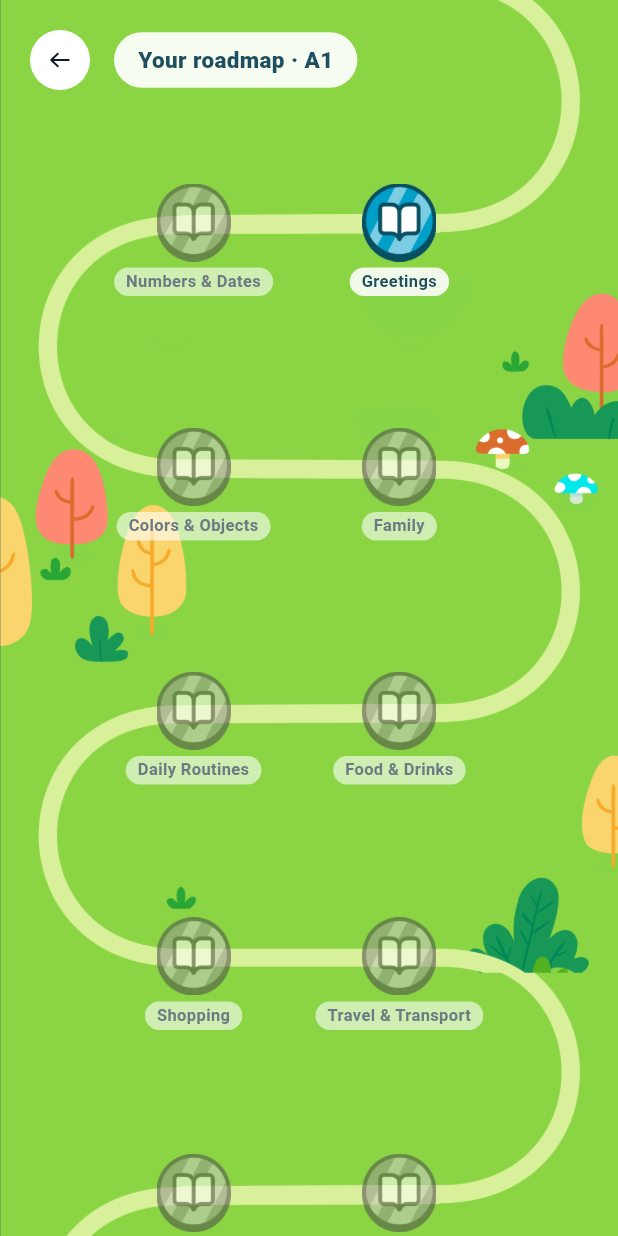
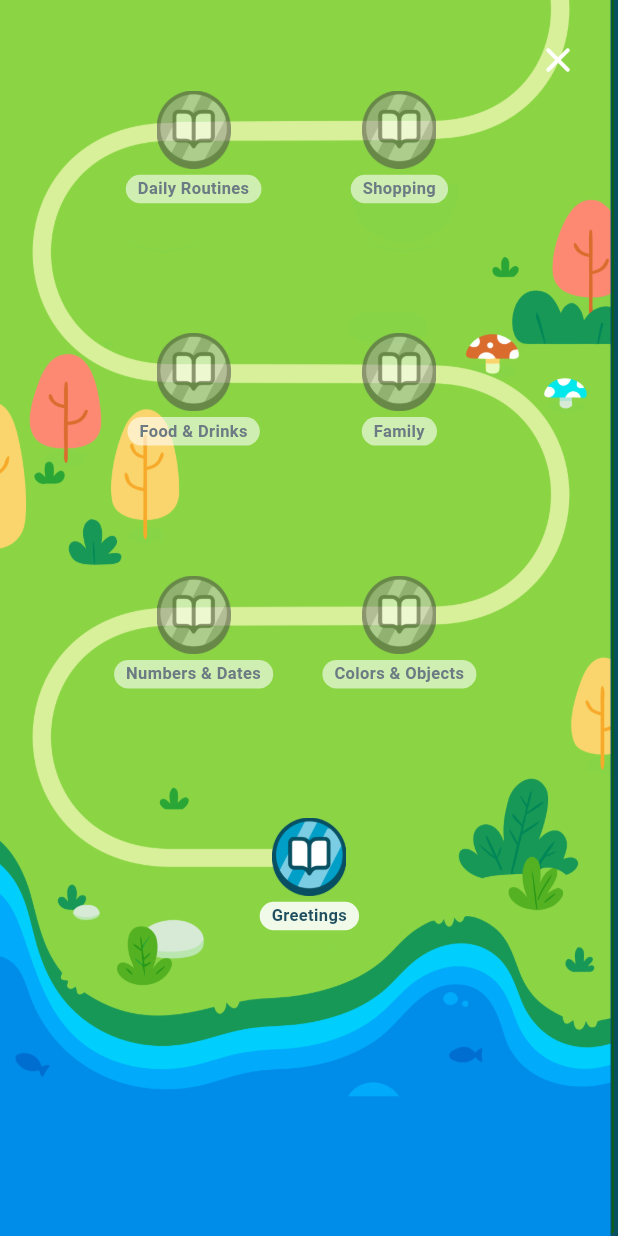
Before and after one commit to khberv-dev/learning-platform-app, a Flutter app: the RoadmapScreen screen opened by its route, on a phone screen of 412 x 824 dp. Run offline on Flutter 3.47's test engine with Material 3 defaults, Android fonts, the phone set to English and light mode, and no system bars; our stand-ins replace audioplayers, chewie, dio, flutter_riverpod, flutter_svg, go_router and 5 more; missing offline and left inert: flutter_webrtc, pdfrx, record, talker_dio_logger; accounts and stored records are empty.

Commit message:
feat: start the roadmap at the road's beginning, and simplify its header
A pixel trace of the artwork turned up a twentieth horizontal run at
y=0.9274 that runCentresY never listed. It spans x 0.20..0.55, about half
the length of the others, and is where the road actually begins by the
shore — so the ladder used to start a full run above its own start.

That stub now carries the single first step; every run above it keeps its
pair. Capacity goes to 39 for 36 topics, so the top two runs go unused
rather than one.

Scrolling clamps instead of bouncing: the artwork has to meet the screen
edge at both ends, and iOS's overscroll dragged the page background into
view past the shore and the sky.

The header loses the "Your roadmap" pill, and the back button becomes a
close button on the right, tinted white to carry over green artwork.

Also carries an unrelated new ios/Runner/GoogleService-Info.plist.

Co-Authored-By: Claude Opus 5 (1M context) <noreply@anthropic.com>

```diff
--- a/lib/ui/roadmap/roadmap_path.dart
+++ b/lib/ui/roadmap/roadmap_path.dart
@@ -2,10 +2,14 @@ import 'dart:ui';
 
 /// Where the steps sit on `assets/images/roadmap_background.png`.
 ///
-/// The artwork is 2164x18290 and its path is a serpentine of nineteen straight
+/// The artwork is 2164x18290 and its path is a serpentine of twenty straight
 /// runs joined by U-turns. These y values are the centres of those runs as a
 /// fraction of the artwork's height, traced from the pixels rather than
-/// guessed; every run spans x 0.19..0.82.
+/// guessed; every run spans x 0.19..0.82 bar the last, which is the road's
+/// stub of a beginning and reaches only x 0.55.
+///
+/// Listed top-down, the order they were drawn in. Steps run the other way —
+/// see [slot].
 abstract final class RoadmapPath {
   static const artworkWidth = 2164.0;
   static const artworkHeight = 18290.0;
@@ -32,6 +36,9 @@ abstract final class RoadmapPath {
     0.7882,
     0.8346,
     0.8811,
+    // The road's blunt beginning, by the shore. It stops at x 0.55 rather than
+    // running the full width, which is why it carries a single step.
+    0.9274,
   ];
 
   /// The artwork carries a transparent margin plus a border stroke down its
@@ -52,15 +59,39 @@ abstract final class RoadmapPath {
   static const _xFar = 0.66;
   static const stepsPerRun = 2;
 
-  static int get capacity => runCentresY.length * stepsPerRun;
+  /// Where the very first step sits: at the blunt end of the opening stub,
+  /// pulled in from the tip so the marker rests on the road.
+  static const _xStart = 0.52;
 
-  /// Fractional position of step [index], following the path's direction:
-  /// the artwork enters top-right, so the first run travels right to left and
-  /// each run after it reverses.
+  /// The opening stub is half a run long, so it takes a single step.
+  static const stepsOnFirstRun = 1;
+
+  static int get capacity =>
+      stepsOnFirstRun + (runCentresY.length - 1) * stepsPerRun;
+
+  /// Fractional position of step [index].
+  ///
+  /// The ladder starts where the road does — the stub at the foot of the
+  /// artwork, by the shore — and climbs from there, so step 0 sits on the
+  /// bottom-most run and later steps work upward.
+  ///
+  /// The serpentine was drawn top-down, entering top-right, which puts each
+  /// even run travelling right to left. Walking it in the other direction
+  /// flips that, so an even run now travels left to right.
   static Offset slot(int index) {
-    final run = (index ~/ stepsPerRun).clamp(0, runCentresY.length - 1);
-    final withinRun = index % stepsPerRun;
-    final travelsLeftToRight = run.isOdd;
+    // The opening stub holds the single first step, at the road's very start.
+    if (index < stepsOnFirstRun) {
+      return Offset(toViewportX(_xStart), runCentresY.last);
+    }
+
+    final paired = index - stepsOnFirstRun;
+    final fromBottom = (1 + paired ~/ stepsPerRun).clamp(
+      0,
+      runCentresY.length - 1,
+    );
+    final run = runCentresY.length - 1 - fromBottom;
+    final withinRun = paired % stepsPerRun;
+    final travelsLeftToRight = run.isEven;
     final x = travelsLeftToRight
         ? (withinRun == 0 ? _xNear : _xFar)
         : (withinRun == 0 ? _xFar : _xNear);
--- a/lib/ui/roadmap/roadmap_screen.dart
+++ b/lib/ui/roadmap/roadmap_screen.dart
@@ -1,9 +1,10 @@
 import 'package:flutter/material.dart';
 import 'package:flutter_riverpod/flutter_riverpod.dart';
+import 'package:go_router/go_router.dart';
 import 'package:student/app/theme/app_colors.dart';
 import 'package:student/app/theme/app_spacing.dart';
 import 'package:student/core/user/presentation/current_user_provider.dart';
-import 'package:student/shared/widget/back_icon_button.dart';
+import 'package:student/shared/widget/close_icon_button.dart';
 import 'package:student/ui/roadmap/roadmap_path.dart';
 import 'package:student/ui/roadmap/widget/road_step_node.dart';
 
@@ -135,17 +136,20 @@ class _RoadmapScreenState extends ConsumerState<RoadmapScreen> {
     super.dispose();
   }
 
-  /// Opens at the learner's position rather than the top of a path that runs
+  /// Opens at the learner's position rather than at one end of a path that runs
   /// to roughly ten screens.
   void _revealCurrent(int index, double artworkHeight, double viewportHeight) {
     if (_hasRevealedCurrent || !_scrollController.hasClients) return;
     _hasRevealedCurrent = true;
 
-    final target =
-        RoadmapPath.slot(index).dy * artworkHeight - viewportHeight / 2;
-    _scrollController.jumpTo(
-      target.clamp(0.0, _scrollController.position.maxScrollExtent),
-    );
+    final maxExtent = _scrollController.position.maxScrollExtent;
+    // The ladder begins at the foot of the artwork, so with nothing to reveal
+    // the opening view is the bottom rather than the top.
+    final target = index < 0
+        ? maxExtent
+        : RoadmapPath.slot(index).dy * artworkHeight - viewportHeight / 2;
+
+    _scrollController.jumpTo(target.clamp(0.0, maxExtent));
   }
 
   @override
@@ -164,7 +168,7 @@ class _RoadmapScreenState extends ConsumerState<RoadmapScreen> {
           final artworkHeight = width * RoadmapPath.aspectRatio;
 
           WidgetsBinding.instance.addPostFrameCallback((_) {
-            if (!mounted || currentIndex < 0) return;
+            if (!mounted) return;
             _revealCurrent(currentIndex, artworkHeight, constraints.maxHeight);
           });
 
@@ -172,6 +176,10 @@ class _RoadmapScreenState extends ConsumerState<RoadmapScreen> {
             children: [
               SingleChildScrollView(
                 controller: _scrollController,
+                // The artwork has to meet the screen edge at both ends; iOS's
+                // default bounce would drag the page background into view past
+                // the shore and the sky.
+                physics: const ClampingScrollPhysics(),
                 child: SizedBox(
                   width: width,
                   height: artworkHeight,
@@ -204,12 +212,14 @@ class _RoadmapScreenState extends ConsumerState<RoadmapScreen> {
               SafeArea(
                 child: Padding(
                   padding: const EdgeInsets.all(AppSpacing.lg),
-                  child: Row(
-                    children: [
-                      const BackIconButton(),
-                      const SizedBox(width: AppSpacing.md),
-                      _Title(level: level),
-                    ],
+                  child: Align(
+                    alignment: Alignment.topRight,
+                    child: CloseIconButton(
+                      // White to carry over the artwork, which is green all the
+                      // way up.
+                      color: Colors.white,
+                      onTap: () => context.pop(),
+                    ),
                   ),
                 ),
               ),
@@ -247,31 +257,3 @@ class _PositionedStep extends StatelessWidget {
     );
   }
 }
-
-class _Title extends StatelessWidget {
-  final String level;
-
-  const _Title({required this.level});
-
-  @override
-  Widget build(BuildContext context) {
-    return Container(
-      padding: const EdgeInsets.symmetric(
-        horizontal: AppSpacing.lg,
-        vertical: AppSpacing.sm,
-      ),
-      decoration: BoxDecoration(
-        color: Colors.white.withAlpha(235),
-        borderRadius: BorderRadius.circular(999),
-      ),
-      child: Text(
-        'Your roadmap · $level',
-        style: const TextStyle(
-          color: AppColors.ink,
-          fontSize: 15,
-          fontWeight: FontWeight.w800,
-        ),
-      ),
-    );
-  }
-}
```
Also changed, not shown: 2 other files.
